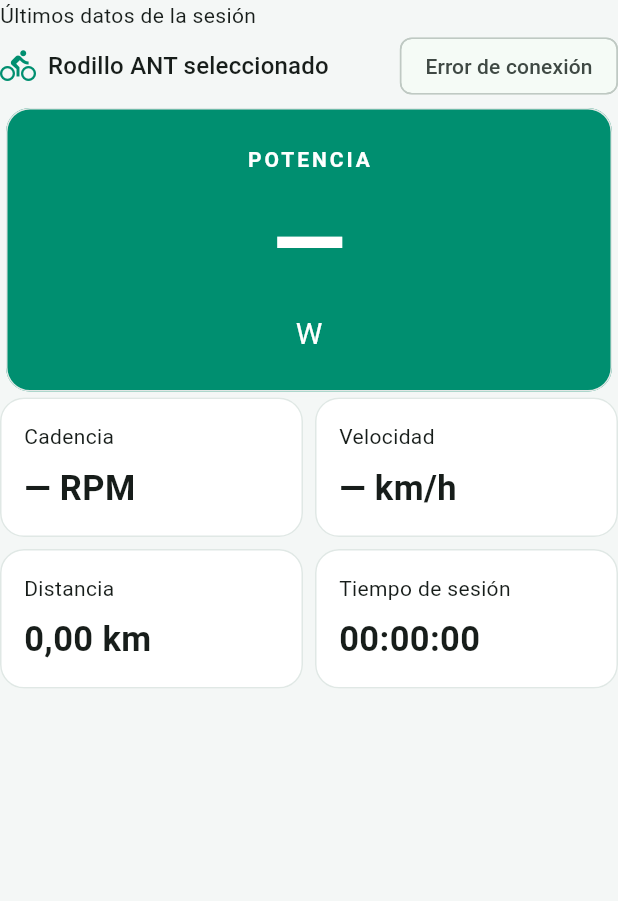
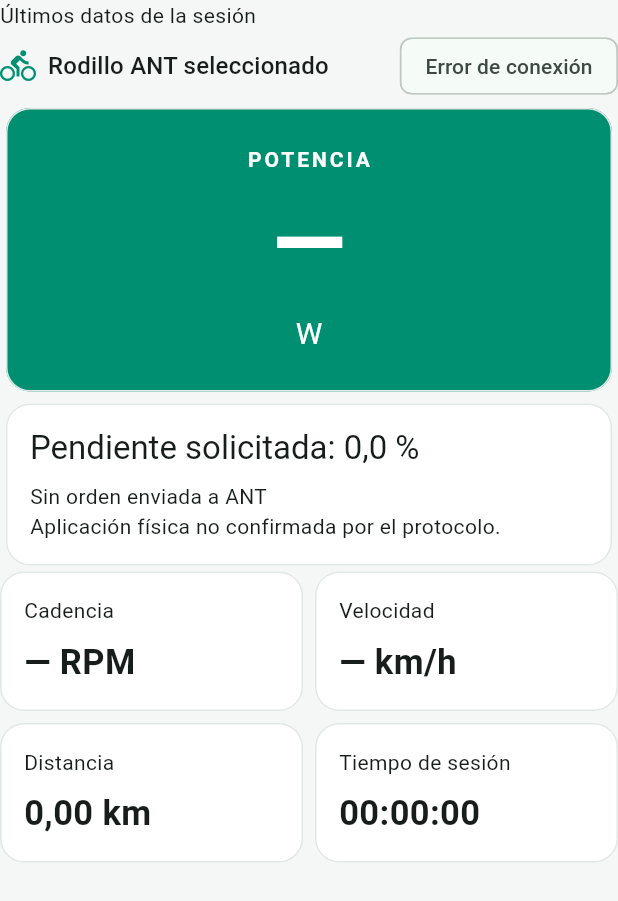
Before and after one commit to mapctak/openbkool, a Flutter app: the WorkoutSummary widget shown alone on an empty page, opened directly with empty values, on a phone screen of 412 x 824 dp. Shown: the top 901 px of the screen. Run offline on Flutter 3.47's test engine with Material 3 defaults, Android fonts, the phone set to English and light mode, and no system bars; our stand-ins replace flutter_blue_plus.

Commit message:
OpenBkool 1.1.1: corregir indicador de pendiente

```diff
--- /dev/null
+++ b/lib/slope_presentation.dart
@@ -0,0 +1,146 @@
+/// UI intent only. Never persisted, encoded or interpreted as an ANT acknowledgement.
+class SlopeUiIntent {
+  const SlopeUiIntent({
+    required this.sessionId,
+    required this.percent,
+    required this.eventCount,
+    this.pending = true,
+  });
+  final String? sessionId;
+  final double percent;
+  final int eventCount;
+  final bool pending;
+  SlopeUiIntent completed() => SlopeUiIntent(
+    sessionId: sessionId,
+    percent: percent,
+    eventCount: eventCount,
+    pending: false,
+  );
+}
+
+class SlopePresentation {
+  const SlopePresentation({
+    this.requested,
+    this.apiPercent,
+    this.apiEvent,
+    this.apiIsStop = false,
+    required this.finished,
+    required this.expired,
+    required this.stopping,
+    required this.pending,
+    required this.unrecordedIntent,
+    required this.rejected,
+    this.stopResult,
+  });
+  final num? requested, apiPercent;
+  final String? apiEvent, stopResult;
+  final bool apiIsStop,
+      finished,
+      expired,
+      stopping,
+      pending,
+      unrecordedIntent,
+      rejected;
+  static String percent(num? value) =>
+      value == null ? '—' : value.toStringAsFixed(1).replaceAll('.', ',');
+  factory SlopePresentation.fromReport(
+    Map<String, Object?> report, {
+    SlopeUiIntent? intent,
+  }) {
+    final manual = report['manualControl'] as Map? ?? const {};
+    final events = report['manualControlEvents'] as List? ?? const [];
+    final activeIntent =
+        intent != null &&
+            intent.sessionId != null &&
+            intent.sessionId == report['sessionId']
+        ? intent
+        : null;
+    num? requested, apiPercent;
+    String? apiEvent, stopReason;
+    bool apiStop = false, newerRequest = false, newerApi = false;
+    for (var i = 0; i < events.length; i++) {
+      final e = events[i] as Map;
+      final value = e['requestedPercent'];
+      final valid = value is num && value.isFinite;
+      // Automatic stop zero is an API operation, not a new manual selection.
+      if (valid &&
+          (e['event'] == 'request' ||
+              (e['event'] == 'api_attempt' && e['stopRequest'] != true))) {
+        requested = value;
+        if (activeIntent != null && i >= activeIntent.eventCount) {
+          newerRequest = true;
+        }
+      }
+      if (e['event'] == 'api_returned' || e['event'] == 'api_error') {
+        apiEvent = e['event'] as String;
+        apiPercent = valid ? value : null;
+        apiStop = e['stopRequest'] == true;
+        if (activeIntent != null && i >= activeIntent.eventCount) {
+          newerApi = true;
+        }
+      }
+      if (e['event'] == 'stop_requested') stopReason = e['reason'] as String?;
+    }
+    if (activeIntent != null && !newerRequest) requested = activeIntent.percent;
+    final stopped = manual['stopped'] == true;
+    // A missing request history is unknown, not an implied manual request of zero.
+    if (requested == null &&
+        !stopped &&
+        manual['lastSubmittedPercent'] is num) {
+      requested = manual['lastSubmittedPercent'] as num;
+    }
+    final remaining = manual['remainingMs'];
+    final expired =
+        report['status'] == 'test_timeout' ||
+        stopReason == 'test_timeout' ||
+        manual['unavailableReason'] == 'test_timeout' ||
+        (manual['enabled'] == true && remaining is num && remaining <= 0);
+    final stopping =
+        report['status'] == 'stopping_zero_unconfirmed' ||
+        (stopped && report['running'] == true);
+    return SlopePresentation(
+      requested: requested,
+      apiPercent: apiPercent,
+      apiEvent: apiEvent,
+      apiIsStop: apiStop,
+      finished: stopped && !stopping,
+      expired: expired,
+      stopping: stopping,
+      pending:
+          activeIntent?.pending == true && !newerApi && !stopped && !expired,
+      unrecordedIntent:
+          activeIntent != null &&
+          !activeIntent.pending &&
+          !newerRequest &&
+          !stopped,
+      rejected: (manual['lastResult'] as Map?)?['event'] == 'rejected',
+      stopResult: manual['stopResult'] as String?,
+    );
+  }
+  String? get trialStatus => expired
+      ? 'Prueba caducada (30 s)'
+      : stopping
+      ? 'Deteniendo prueba'
+      : finished
+      ? 'Prueba finalizada'
+      : null;
+  String get apiStatus => switch (apiEvent) {
+    'api_returned' =>
+      '${apiIsStop ? 'Orden de parada enviada' : 'Orden enviada'} a la API ANT: ${percent(apiPercent)} %',
+    'api_error' =>
+      '${apiIsStop ? 'Error al enviar la parada' : 'Error al enviar la orden'} a ANT${apiPercent == null ? '' : ': ${percent(apiPercent)} %'}',
+    _ => 'Sin orden enviada a ANT',
+  };
+  String? get stopStatus {
+    if (stopResult == 'zero_api_returned_unconfirmed') {
+      return 'Parada: solicitud de 0 % entregada a la API; aplicación física sin confirmar.';
+    }
+    if (stopResult == 'zero_api_error') {
+      return 'Parada: error al solicitar 0 %. Resistencia física desconocida.';
+    }
+    if (stopResult?.startsWith('zero_not_requested:') == true) {
+      return 'Parada: no se solicitó 0 %. Consulta el diagnóstico; resistencia física desconocida.';
+    }
+    return null;
+  }
+}
--- a/lib/workout_summary.dart
+++ b/lib/workout_summary.dart
@@ -1,13 +1,16 @@
 import 'package:flutter/material.dart';
 
 import 'trainer_session.dart';
+import 'slope_presentation.dart';
 
 class WorkoutSummary extends StatelessWidget {
   const WorkoutSummary({
     super.key,
     required this.report,
     required this.trainer,
+    this.slopeIntent,
   });
+  final SlopeUiIntent? slopeIntent;
   final Map<String, Object?> report;
   final SavedTrainer trainer;
   @override
@@ -80,6 +83,7 @@ class WorkoutSummary extends StatelessWidget {
             ),
           ),
         ),
+        ManualOrderSummary(report: report, intent: slopeIntent),
         LayoutBuilder(
           builder: (context, box) => Wrap(
             spacing: 8,
@@ -129,49 +133,51 @@ class WorkoutSummary extends StatelessWidget {
 }
 
 class ManualOrderSummary extends StatelessWidget {
-  const ManualOrderSummary({super.key, required this.report});
+  const ManualOrderSummary({super.key, required this.report, this.intent});
   final Map<String, Object?> report;
+  final SlopeUiIntent? intent;
   @override
   Widget build(BuildContext context) {
-    final manual = report['manualControl'] as Map? ?? const {};
-    num? requested;
-    String? api;
-    num? apiPercent;
-    for (final event in report['manualControlEvents'] as List? ?? const []) {
-      if ((event['event'] == 'request' || event['event'] == 'api_attempt') &&
-          event['requestedPercent'] is num) {
-        requested = event['requestedPercent'] as num;
-      }
-      if (event['event'] == 'api_returned' || event['event'] == 'api_error') {
-        api = event['event'] as String;
-        apiPercent = event['requestedPercent'] as num?;
-      }
-    }
-    final percent = requested ?? manual['lastSubmittedPercent'] as num?;
-    return Card(
+    final state = SlopePresentation.fromReport(report, intent: intent);
+    return Semantics(
+      liveRegion: true,
+      child: Card(
+        key: const ValueKey('slopeSummary'),
         child: Padding(
           padding: const EdgeInsets.all(16),
           child: Column(
             crossAxisAlignment: CrossAxisAlignment.start,
             children: [
+              if (state.trialStatus != null)
                 Text(
-              'Pendiente solicitada: ${percent == null ? '—' : percent.toStringAsFixed(1).replaceAll('.', ',')} %',
+                  state.trialStatus!,
+                  style: const TextStyle(fontWeight: FontWeight.bold),
+                ),
+              Text(
+                '${state.finished || state.stopping || state.expired ? 'Última pendiente solicitada' : 'Pendiente solicitada'}: ${SlopePresentation.percent(state.requested)} %',
+                key: const ValueKey('requestedSlope'),
                 style: Theme.of(context).textTheme.titleLarge,
               ),
+              if (state.pending)
+                const Text('Solicitud pendiente de respuesta del controlador.'),
+              if (state.unrecordedIntent)
+                const Text(
+                  'Solicitud sin registro en el controlador. Revisa el diagnóstico; no se confirma su envío.',
+                ),
               const SizedBox(height: 8),
-            Text(
-              api == 'api_returned'
-                  ? 'Orden enviada a la API ANT: ${apiPercent?.toStringAsFixed(1).replaceAll('.', ',') ?? '—'} %'
-                  : api == 'api_error'
-                  ? 'Error al enviar la orden a ANT'
-                  : 'Sin orden enviada a ANT',
-            ),
-            if ((manual['lastResult'] as Map?)?['event'] == 'rejected')
+              Text(state.apiStatus, key: const ValueKey('slopeApiStatus')),
+              if (state.rejected)
                 const Text(
                   'Última solicitud rechazada; no se ha enviado esa orden.',
                 ),
+              if (state.stopStatus != null) Text(state.stopStatus!),
               const Text('Aplicación física no confirmada por el protocolo.'),
+              if (state.finished || state.stopping || state.expired)
+                const Text(
+                  'No se asume que el rodillo haya vuelto físicamente a 0 %.',
+                ),
             ],
+          ),
         ),
       ),
     );
--- a/pubspec.yaml
+++ b/pubspec.yaml
@@ -16,7 +16,7 @@ publish_to: 'none' # Remove this line if you wish to publish to pub.dev
 # https://developer.apple.com/library/archive/documentation/General/Reference/InfoPlistKeyReference/Articles/CoreFoundationKeys.html
 # In Windows, build-name is used as the major, minor, and patch parts
 # of the product and file versions while build-number is used as the build suffix.
-version: 1.1.0+3
+version: 1.1.1+4
 
 environment:
   sdk: ^3.13.7
```
Also changed, not shown: lib/training.dart (+41 -28 lines), 6 other files. Lines whose indentation alone changed are shown as unchanged.
